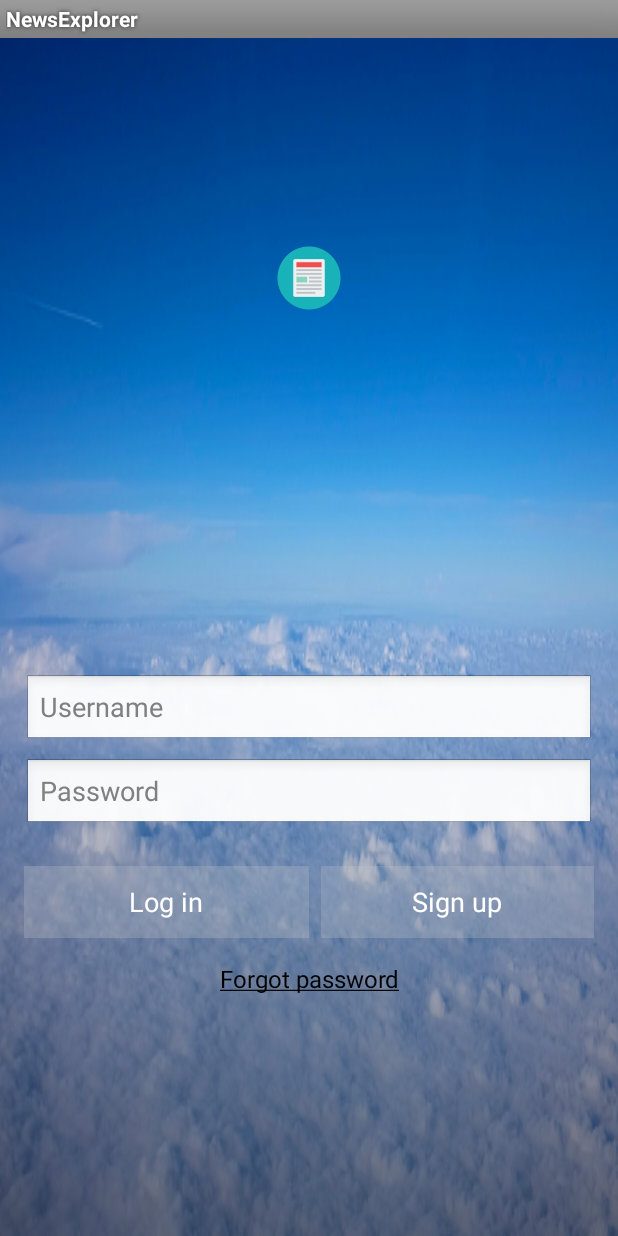
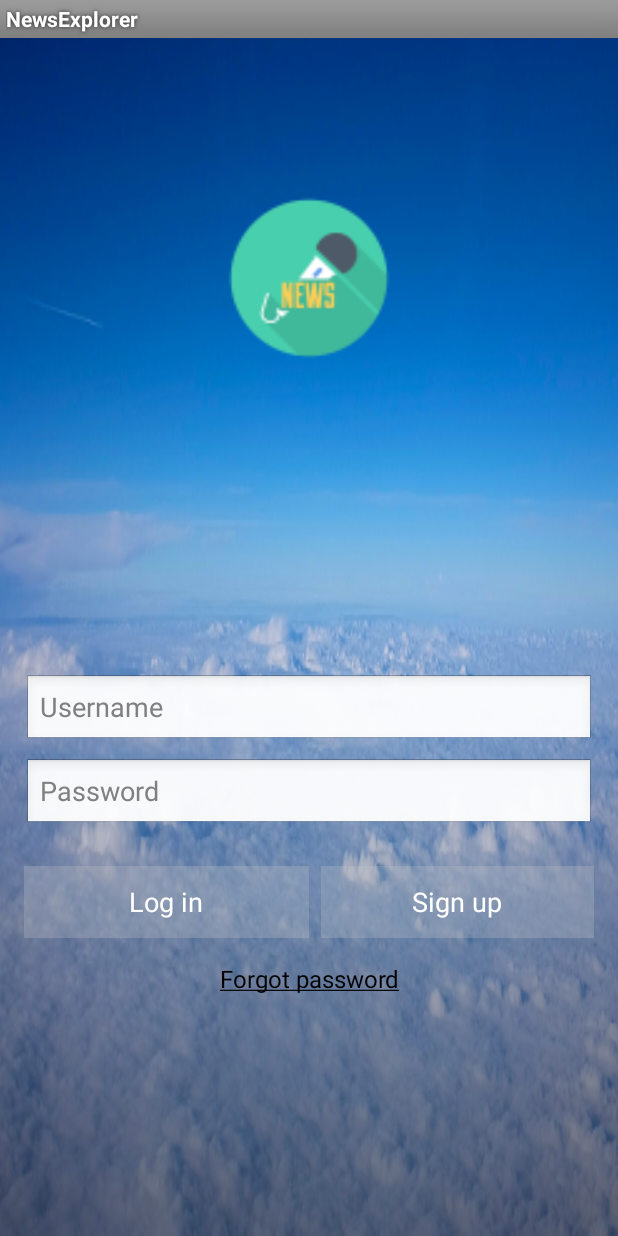
Before and after one commit to mzkaramat/NewsWordpressApp, an Android app: the screen it shows after launch (SignIn), on a phone screen of 412 x 824 dp. Run offline under Robolectric (Android 15) with nearby library versions, the phone set to English and light mode, and no system bars.

Commit message:
Layout tweaks

```diff
--- a/app/src/main/AndroidManifest.xml
+++ b/app/src/main/AndroidManifest.xml
@@ -1,7 +1,8 @@
 <?xml version="1.0" encoding="utf-8"?>
 <manifest xmlns:android="http://schemas.android.com/apk/res/android"
     package="com.example.administrator.newsexplorer" >
-
+    <uses-permission android:name="android.permission.INTERNET" />
+    <uses-permission android:name="android.permission.ACCESS_NETWORK_STATE" />
     <application
         android:allowBackup="true"
         android:icon="@mipmap/ic_launcher"
--- a/app/src/main/res/layout/ui_parse_login_app_logo.xml
+++ b/app/src/main/res/layout/ui_parse_login_app_logo.xml
@@ -1,7 +1,7 @@
 <ImageView xmlns:android="http://schemas.android.com/apk/res/android"
     android:id="@+id/app_logo"
     android:layout_gravity="center"
-    android:layout_width="wrap_content"
-    android:layout_height="wrap_content"
+    android:layout_width="120dp"
+    android:layout_height="120dp"
     android:src="@mipmap/ic_launcher"
     android:contentDescription="@string/com_parse_ui_logo_content_description" />
--- a/app/src/main/res/layout/ui_parse_login_fragment.xml
+++ b/app/src/main/res/layout/ui_parse_login_fragment.xml
@@ -11,7 +11,7 @@
 
     <include
         layout="@layout/ui_parse_login_app_logo"
-        android:layout_width="wrap_content"
+        android:layout_width="120dp"
         android:layout_height="wrap_content"
         android:layout_weight="0.5" />
 
--- a/app/src/main/res/layout/ui_parse_login_help_fragment.xml
+++ b/app/src/main/res/layout/ui_parse_login_help_fragment.xml
@@ -11,7 +11,7 @@
 
     <include
         layout="@layout/ui_parse_login_app_logo"
-        android:layout_width="wrap_content"
+        android:layout_width="120dp"
         android:layout_height="wrap_content"
         android:layout_weight="0.5" />
 
--- a/app/src/main/res/layout/ui_parse_signup_fragment.xml
+++ b/app/src/main/res/layout/ui_parse_signup_fragment.xml
@@ -11,7 +11,7 @@
 
     <include
         layout="@layout/ui_parse_login_app_logo"
-        android:layout_width="wrap_content"
+        android:layout_width="120dp"
         android:layout_height="wrap_content"
         android:layout_weight="0.5" />
 
```
Also changed, not shown: app/src/main/ic_launcher-web.png, app/src/main/res/mipmap-hdpi/ic_launcher.png, app/src/main/res/mipmap-mdpi/ic_launcher.png, app/src/main/res/mipmap-xhdpi/ic_launcher.png, app/src/main/res/mipmap-xxhdpi/ic_launcher.png, app/src/main/res/mipmap-xxxhdpi/background.jpg (added), app/src/main/res/mipmap-xxxhdpi/ic_launcher.png.
